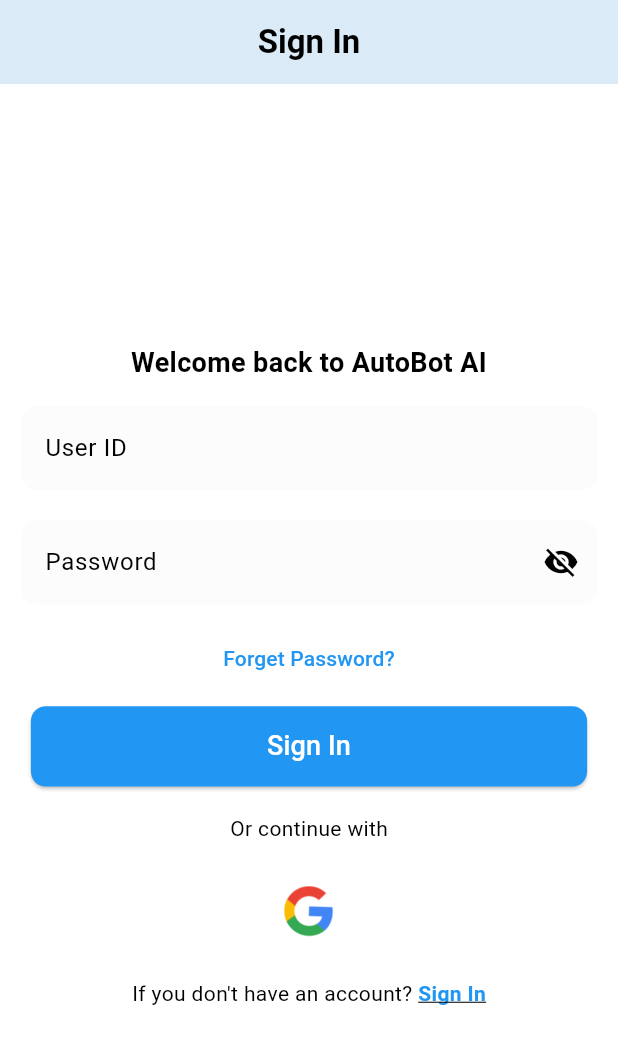
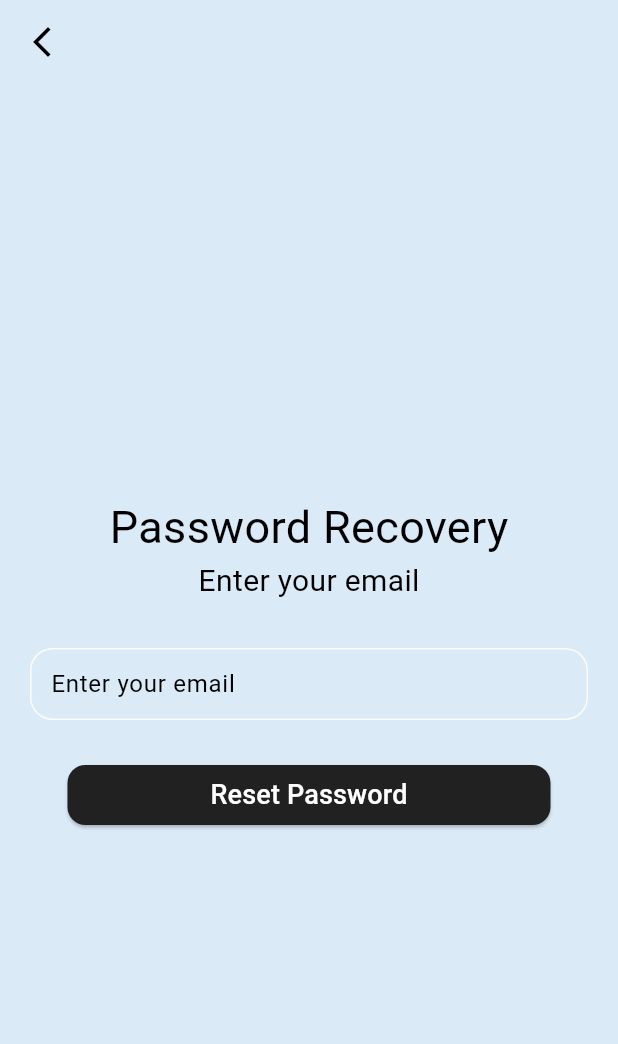
Before and after one commit to PullingalSoorath/AI-Eureka, a Flutter app: the screen it shows after launch, after a tap on "Forget Password?", on a phone screen of 412 x 824 dp. Shown: the top 1044 px of the screen. Run offline on Flutter 3.47's test engine with Material 3 defaults, Android fonts, the phone set to English and light mode, and no system bars; our stand-ins replace firebase_auth, firebase_core, flutter_markdown, google_generative_ai, google_sign_in; accounts and stored records are empty.

Commit message:
Reset Password and Google Authetication added

```diff
--- a/lib/presentation/screen/auth_page.dart
+++ b/lib/presentation/screen/auth_page.dart
@@ -1,4 +1,5 @@
 // ignore_for_file: use_build_context_synchronously
+
 
 import 'package:eureka/services/auth_service.dart';
 import 'package:eureka/widgets/sign_signup_text_btn.dart';
@@ -49,7 +50,7 @@ class _AuthScreenState extends State<AuthScreen> {
             ),
             AccountAuthText(
               text1: "If you don't have an account? ",
-              text2: "Sign In",
+              text2: _signIn ? "Sign In" : "Sign Up",
               onTap: () {
                 setState(() {
                   _signIn = !_signIn;
@@ -61,4 +62,62 @@ class _AuthScreenState extends State<AuthScreen> {
       ),
     );
   }
+  // onClickGoogleBtn() {
+  //   _signInWithGoogle().then(
+  //     (user) async {
+  //       Navigator.pop(context);
+  //       if (user != null) {
+  //         log('\nUser: ${user.user}');
+  //         log('\nUserAdditionalUserInfo: ${user.additionalUserInfo}');
+
+  //         if ((await APIs.userExist())) {
+  //           Navigator.pushAndRemoveUntil(
+  //               context,
+  //               MaterialPageRoute(
+  //                 builder: (context) => const HomeScreen(),
+  //               ),
+  //               (route) => false);
+  //         } else {
+  //           APIs.createUser().then(
+  //             (value) {
+  //               Navigator.pushReplacement(
+  //                 context,
+  //                 MaterialPageRoute(
+  //                   builder: (context) => const HomeScreen(),
+  //                 ),
+  //               );
+  //             },
+  //           );
+  //         }
+  //       }
+  //     },
+  //   );
+  // }
+
+  // Future<UserCredential?> _signInWithGoogle() async {
+  //   try {
+  //     await InternetAddress.lookup('google.com');
+  //     // Trigger the authentication flow
+  //     final GoogleSignInAccount? googleUser = await GoogleSignIn().signIn();
+
+  //     // Obtain the auth details from the request
+  //     final GoogleSignInAuthentication? googleAuth =
+  //         await googleUser?.authentication;
+
+  //     // Create a new credential
+  //     final credential = GoogleAuthProvider.credential(
+  //       accessToken: googleAuth?.accessToken,
+  //       idToken: googleAuth?.idToken,
+  //     );
+
+  //     // Once signed in, return the UserCredential
+  //     return await APIs.auth.signInWithCredential(credential);
+  //   } catch (e) {
+  //     log('\n_signInWithGoogle:$e');
+
+  //     Dialogs.showSnackbar(
+  //         context, 'Something went wrong, Check your internet connection');
+  //     return null;
+  //   }
+  // }
 }
--- a/lib/presentation/screen/dashboard_screen.dart
+++ b/lib/presentation/screen/dashboard_screen.dart
@@ -45,6 +45,7 @@ class DashboardScreen extends StatelessWidget {
       },
       child: Scaffold(
         appBar: AppBar(
+          backgroundColor: Theme.of(context).colorScheme.background,
           actions: [
             IconButton(
               onPressed: () {
--- /dev/null
+++ b/lib/presentation/screen/forget_password_screen.dart
@@ -0,0 +1,150 @@
+// ignore_for_file: use_build_context_synchronously
+
+import 'package:firebase_auth/firebase_auth.dart';
+import 'package:flutter/material.dart';
+
+class ForgotPasswordPage extends StatefulWidget {
+  const ForgotPasswordPage({super.key});
+
+  @override
+  State<ForgotPasswordPage> createState() => _ForgotPasswordPageState();
+}
+
+class _ForgotPasswordPageState extends State<ForgotPasswordPage> {
+  final GlobalKey<FormState> _formKey = GlobalKey<FormState>();
+
+  final TextEditingController _emailController = TextEditingController();
+  String email = '';
+
+  void errorMessage(String message) {
+    ScaffoldMessenger.of(context).showSnackBar(
+      SnackBar(
+        content: Text(
+          message.toString(),
+        ),
+        backgroundColor: Colors.redAccent,
+        duration: const Duration(seconds: 2), // Adjust the duration as needed
+      ),
+    );
+  }
+
+  String? validateEmail(String? value) {
+    if (value == null || value.isEmpty) {
+      return 'Please enter an email address';
+    }
+    final emailRegExp = RegExp(
+        r'^(([^<>()[\]\\.,;:\s@\"]+(\.[^<>()[\]\\.,;:\s@\"]+)*)|(\".+\"))@((\[[0-9]{1,3}\.[0-9]{1,3}\.[0-9]{1,3}\.[0-9]{1,3}\])|(([a-zA-Z\-0-9]+\.)+[a-zA-Z]{2,}))$');
+    if (!emailRegExp.hasMatch(value)) {
+      return 'Please enter a valid email address';
+    }
+    return null;
+  }
+
+  resetPassword() async {
+    try {
+      showDialog(
+        context: context,
+        builder: (context) => const Center(child: CircularProgressIndicator()),
+      );
+
+      await FirebaseAuth.instance.sendPasswordResetEmail(email: email);
+      Navigator.pop(context);
+      errorMessage("Please check your email, reset link has been sent");
+    } on FirebaseAuthException catch (e) {
+      if (e.code == 'user-not-found') {
+        errorMessage("'User not found!, Please check your email address'");
+      }
+    }
+  }
+
+  @override
+  Widget build(BuildContext context) {
+    return Scaffold(
+      appBar: AppBar(
+        backgroundColor: Theme.of(context).colorScheme.background,
+        elevation: 0,
+        leading: IconButton(
+          onPressed: () {
+            Navigator.pop(context);
+          },
+          icon: const Icon(Icons.arrow_back_ios_new),
+        ),
+      ),
+      backgroundColor: Theme.of(context).colorScheme.background,
+      body: SafeArea(
+        child: Form(
+          key: _formKey,
+          child: Column(
+            mainAxisAlignment: MainAxisAlignment.center,
+            children: [
+              const SizedBox(
+                width: double.infinity,
+              ),
+              const Text(
+                'Password Recovery',
+                style: TextStyle(fontSize: 30),
+              ),
+              const Text(
+                'Enter your email',
+                style: TextStyle(fontSize: 20),
+              ),
+              Padding(
+                padding:
+                    const EdgeInsets.symmetric(horizontal: 20, vertical: 30),
+                child: TextFormField(
+                  controller: _emailController,
+                  validator: validateEmail,
+                  decoration: InputDecoration(
+                    hintText: 'Enter your email',
+                    contentPadding: const EdgeInsets.symmetric(
+                      horizontal: 10,
+                    ),
+                    border: OutlineInputBorder(
+                      borderRadius: BorderRadius.circular(15),
+                    ),
+                  ),
+                ),
+              ),
+              Padding(
+                padding: const EdgeInsets.symmetric(horizontal: 45),
+                child: SizedBox(
+                  width: double.infinity,
+                  height: 40,
+                  child: ElevatedButton(
+                    style: ButtonStyle(
+                      backgroundColor: MaterialStatePropertyAll(
+                          Theme.of(context).brightness == Brightness.light
+                              ? Colors.grey[900]
+                              : Colors.white),
+                      shape: MaterialStatePropertyAll(
+                        RoundedRectangleBorder(
+                          borderRadius: BorderRadius.circular(12),
+                        ),
+                      ),
+                    ),
+                    onPressed: () {
+                      if (_formKey.currentState!.validate()) {
+                        setState(() {
+                          email = _emailController.text;
+                        });
+
+                        resetPassword();
+                      }
+                    },
+                    child: Text(
+                      'Reset Password',
+                      style: TextStyle(
+                        fontSize: 18,
+                        color: Theme.of(context).colorScheme.secondary,
+                      ),
+                    ),
+                  ),
+                ),
+              )
+            ],
+          ),
+        ),
+      ),
+    );
+  }
+}
--- a/lib/presentation/screen/sign_in_auth.dart
+++ b/lib/presentation/screen/sign_in_auth.dart
@@ -1,5 +1,6 @@
 // ignore_for_file: use_build_context_synchronously
 
+import 'package:eureka/presentation/screen/forget_password_screen.dart';
 import 'package:eureka/widgets/auth_button.dart';
 import 'package:eureka/widgets/auth_text_field.dart';
 import 'package:firebase_auth/firebase_auth.dart';
@@ -19,8 +20,10 @@ class SignInAuth extends StatefulWidget {
 class _SignInAuthState extends State<SignInAuth> {
   final usernameController = TextEditingController();
   final passwordController = TextEditingController();
+  final GlobalKey<FormState> _formKey = GlobalKey<FormState>();
 
   void signInUser() async {
+    if (_formKey.currentState!.validate()) {
       showDialog(
         context: context,
         builder: (context) => Center(
@@ -41,6 +44,7 @@ class _SignInAuthState extends State<SignInAuth> {
         Navigator.pop(context);
       }
     }
+  }
 
   void errorMessage(String message) {
     ScaffoldMessenger.of(context).showSnackBar(
@@ -54,9 +58,37 @@ class _SignInAuthState extends State<SignInAuth> {
     );
   }
 
+  // Email Validatiom
+  String? validateEmail(dynamic value) {
+    if (value == null || value.isEmpty) {
+      return 'Please enter an email address';
+    }
+    final emailRegExp = RegExp(
+        r'^(([^<>()[\]\\.,;:\s@\"]+(\.[^<>()[\]\\.,;:\s@\"]+)*)|(\".+\"))@((\[[0-9]{1,3}\.[0-9]{1,3}\.[0-9]{1,3}\.[0-9]{1,3}\])|(([a-zA-Z\-0-9]+\.)+[a-zA-Z]{2,}))$');
+    if (!emailRegExp.hasMatch(value)) {
+      return 'Please enter a valid email address';
+    }
+    return null;
+  }
+
+  //Password Validation
+  String? validatePassword(dynamic value) {
+    if (value == null || value.isEmpty) {
+      return 'Please enter a password';
+    }
+    final emailRegExp = RegExp(
+        r'^(?=.*[A-Z])(?=.*[a-z])(?=.*\d)(?=.*[@$!%*?&])[A-Za-z\d@$!%*?&]{8,}$');
+    if (!emailRegExp.hasMatch(value)) {
+      return 'Please enter the valid Password';
+    }
+    return null;
+  }
+
   @override
   Widget build(BuildContext context) {
-    return Column(
+    return Form(
+      key: _formKey,
+      child: Column(
         mainAxisAlignment: MainAxisAlignment.center,
         children: [
           const SizedBox(
@@ -74,26 +106,28 @@ class _SignInAuthState extends State<SignInAuth> {
             ),
           ),
           AuthTextField(
-          hintText: "User ID",
+            hintText: "Email ID",
             controller: usernameController,
             enableObscureText: false,
             obscureText: false,
+            validator: validateEmail, // Pass function reference
           ),
           AuthTextField(
             hintText: "Password",
             controller: passwordController,
             enableObscureText: true,
             obscureText: true,
+            validator: validatePassword,
           ),
           TextButton(
             onPressed: () {
-            //forget password
-            // Navigator.push(
-            //   context,
-            //   MaterialPageRoute(
-            //     builder: (context) => const ChatScreen(),
-            //   ),
-            // );
+              // forget password
+              Navigator.push(
+                context,
+                MaterialPageRoute(
+                  builder: (context) => const ForgotPasswordPage(),
+                ),
+              );
             },
             child: const Text(
               'Forget Password?',
@@ -107,6 +141,7 @@ class _SignInAuthState extends State<SignInAuth> {
             onTap: signInUser,
           ),
         ],
+      ),
     );
   }
 }
```
Also changed, not shown: lib/presentation/screen/sign_up_auth.dart (+38 -3 lines), lib/widgets/auth_text_field.dart (+3 -4 lines). Lines whose indentation alone changed are shown as unchanged.
